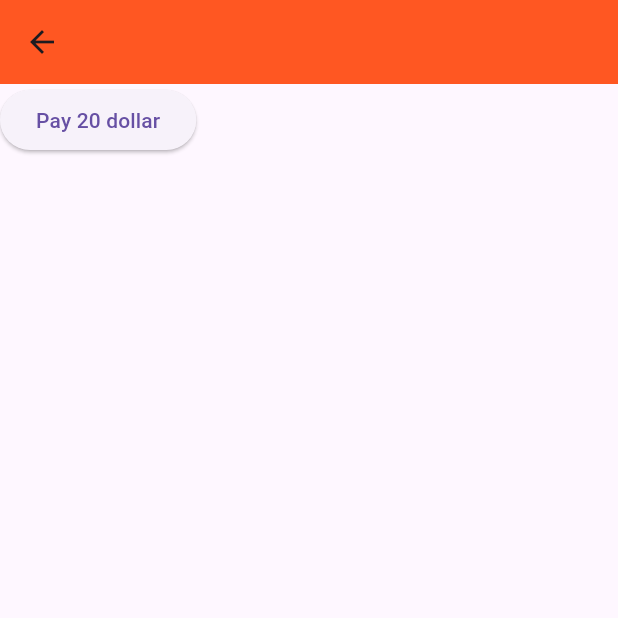
After one commit to mohamedNaser1212/clean_arch_shop_app, a Flutter app: the HomeScreen screen opened directly, after a tap on "Pay 20 dollar", on a phone screen of 412 x 824 dp, the top half of it. The commit adds this screen. Run offline on Flutter 3.47's test engine with Material 3 defaults, Android fonts, the phone set to English and light mode, and no system bars; our stand-ins replace bloc, cached_network_image, carousel_slider, conditional_builder_null_safety, dartz, dio and 8 more; missing offline and left inert: flutter_stripe; accounts and stored records are empty; network calls fail; statements that could not run were skipped.

Commit message:
adding payment gateway done

```diff
--- a/lib/main.dart
+++ b/lib/main.dart
@@ -1,11 +1,13 @@
 import 'package:flutter/material.dart';
 import 'package:flutter_bloc/flutter_bloc.dart';
+import 'package:flutter_stripe/flutter_stripe.dart';
 import 'package:hive_flutter/adapters.dart';
 import 'package:shop_app/core/utils/funactions/set_up_service_locator.dart';
 import 'package:shop_app/core/utils/funactions/start_page.dart';
 import 'package:shop_app/core/widgets/cache_helper.dart';
 import 'package:shop_app/core/widgets/constants.dart';
 import 'package:shop_app/core/widgets/old_dio_helper.dart';
+import 'package:shop_app/payment_gate_way/stripe_payment/stripe_keys.dart';
 
 import 'Features/home/presentation/manager/get_user_data_cubit/get_user_data_cubit.dart';
 import 'Features/home/presentation/manager/login_cubit/login_cubit.dart';
@@ -19,6 +21,7 @@ void main() async {
   await Hive.initFlutter();
   WidgetsFlutterBinding.ensureInitialized();
   Bloc.observer = MyBlocObserver();
+  Stripe.publishableKey = ApiKeys.publishableKey;
 
   HiveRegisterAdapters();
 
--- /dev/null
+++ b/lib/payment_gate_way/home_screen.dart
@@ -0,0 +1,21 @@
+import 'package:flutter/material.dart';
+import 'package:shop_app/payment_gate_way/stripe_payment/payment_manager.dart';
+
+class HomeScreen extends StatelessWidget {
+  const HomeScreen({super.key});
+
+  @override
+  Widget build(BuildContext context) {
+    return Scaffold(
+      appBar: AppBar(),
+      body: Column(
+        children: [
+          ElevatedButton(
+            onPressed: () => PaymentManager.makePayment(40, "EGP"),
+            child: Text("Pay 20 dollar"),
+          )
+        ],
+      ),
+    );
+  }
+}
--- /dev/null
+++ b/lib/payment_gate_way/stripe_payment/payment_manager.dart
@@ -0,0 +1,43 @@
+import 'package:dio/dio.dart';
+import 'package:flutter_stripe/flutter_stripe.dart';
+import 'package:shop_app/payment_gate_way/stripe_payment/stripe_keys.dart';
+
+abstract class PaymentManager {
+  static Future<void> makePayment(int amount, String currency) async {
+    try {
+      String clientSecret =
+          await _getClientSecret((amount * 100).toString(), currency);
+      await _initializePaymentSheet(clientSecret);
+      await Stripe.instance.presentPaymentSheet();
+    } catch (error) {
+      throw Exception(error.toString());
+    }
+  }
+
+  static Future<void> _initializePaymentSheet(String clientSecret) async {
+    await Stripe.instance.initPaymentSheet(
+      paymentSheetParameters: SetupPaymentSheetParameters(
+        paymentIntentClientSecret: clientSecret,
+        merchantDisplayName: "Naser",
+      ),
+    );
+  }
+
+  static Future<String> _getClientSecret(String amount, String currency) async {
+    Dio dio = Dio();
+    var response = await dio.post(
+      'https://api.stripe.com/v1/payment_intents',
+      options: Options(
+        headers: {
+          'Authorization': 'Bearer ${ApiKeys.secretKey}',
+          'Content-Type': 'application/x-www-form-urlencoded'
+        },
+      ),
+      data: {
+        'amount': amount,
+        'currency': currency,
+      },
+    );
+    return response.data["client_secret"];
+  }
+}
--- /dev/null
+++ b/lib/payment_gate_way/stripe_payment/stripe_keys.dart
@@ -0,0 +1,6 @@
+abstract class ApiKeys {
+  static const String publishableKey =
+      "pk_test_51PnDoWRsMGHlUog7YfEaT318qRORLRTKfiz8ZribTXeftu2Z3FFFiQ54c05kMAaqj6V77sdNzqnJM6PaTAkkDJEa00pGTE4TXI";
+  static const String secretKey =
+      "sk_test_51PnDoWRsMGHlUog7yjmmjiNcy2VlSpClJH2lngyw4ygKaiso2oJTAKGu5t3pOaMH99LvGUFfqOIEcCQ7qqOeBJcI00OcOgClnD";
+}
--- a/pubspec.yaml
+++ b/pubspec.yaml
@@ -52,7 +52,7 @@ dependencies:
   hive_flutter: ^1.1.0
   cached_network_image: ^3.2.3
   dartz: ^0.10.1
-
+  flutter_stripe: ^9.3.0
 dev_dependencies:
   build_runner: ^2.3.3
   flutter_test:
```
Also changed, not shown: lib/screens/Cart_screen.dart (+7 -0 lines), pubspec.lock, 5 other files.
